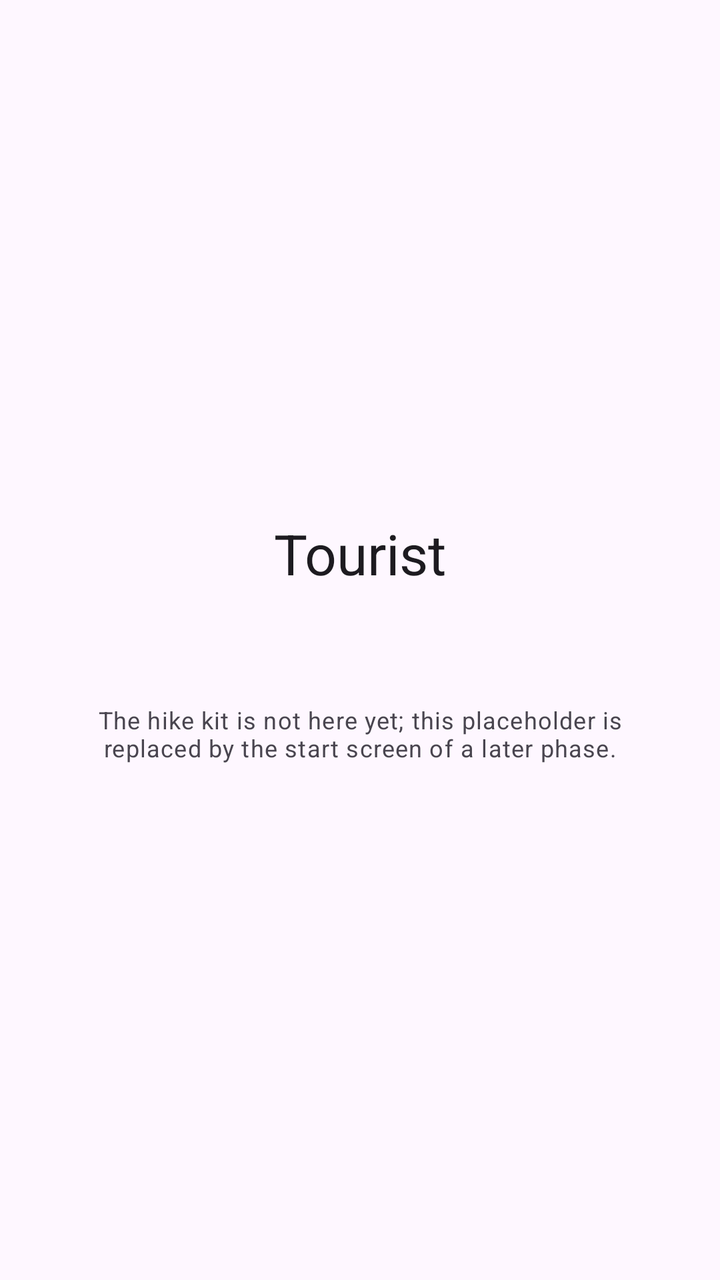
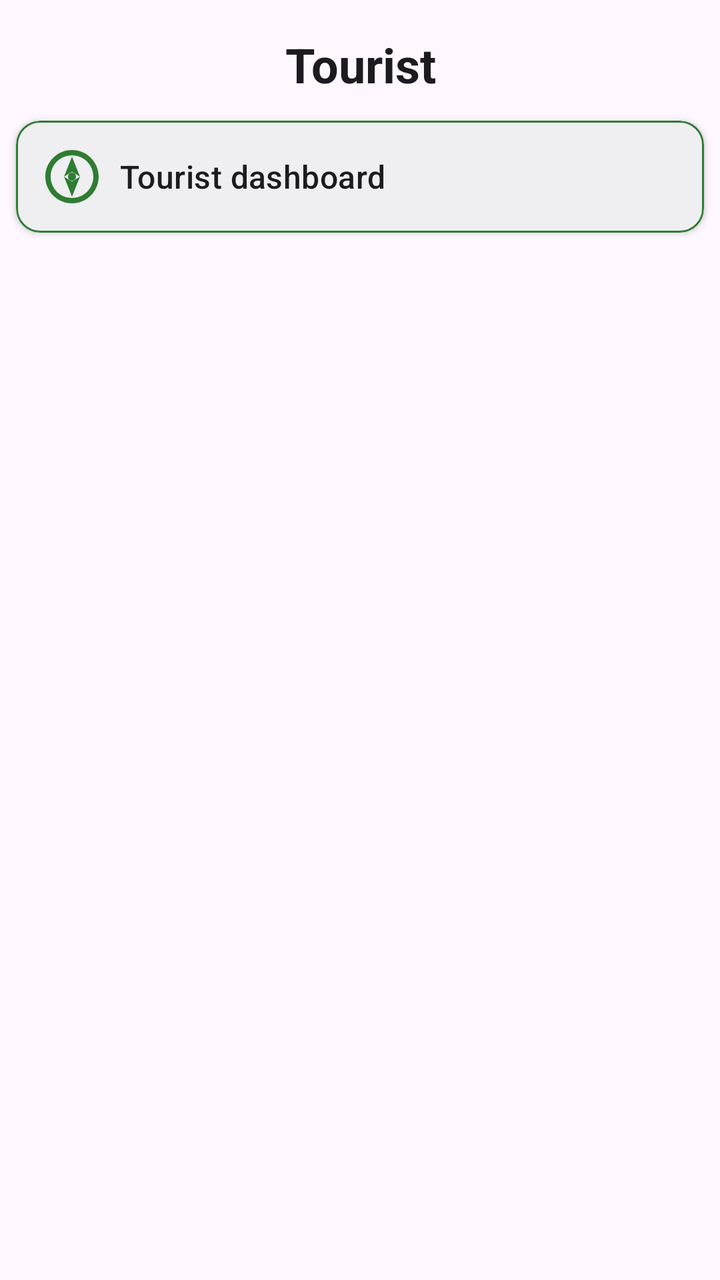

Before-and-after screenshots of an Android layout around one commit, followed by the original layout XML and the change that was made.
<!-- AndroidManifest.xml: application theme Theme.Tourist -->
<!-- res/layout/activity_main.xml -->
<?xml version="1.0" encoding="utf-8"?>
<LinearLayout xmlns:android="http://schemas.android.com/apk/res/android"
    android:layout_width="match_parent"
    android:layout_height="match_parent"
    android:gravity="center"
    android:orientation="vertical"
    android:padding="24dp">

    <TextView
        android:id="@+id/app_title"
        android:layout_width="wrap_content"
        android:layout_height="wrap_content"
        android:text="@string/app_name"
        android:textAppearance="?attr/textAppearanceHeadlineMedium" />

    <TextView
        android:id="@+id/distribution"
        android:layout_width="wrap_content"
        android:layout_height="wrap_content"
        android:layout_marginTop="8dp"
        android:textAppearance="?attr/textAppearanceLabelMedium" />

    <TextView
        android:layout_width="wrap_content"
        android:layout_height="wrap_content"
        android:layout_marginTop="32dp"
        android:gravity="center"
        android:text="@string/skeleton_placeholder"
        android:textAppearance="?attr/textAppearanceBodySmall" />

</LinearLayout>
<!-- resources referenced by this layout -->
<resources>
  <string name="app_name">Tourist</string>
  <string name="skeleton_placeholder">The hike kit is not here yet; this placeholder is replaced by the start screen of a later phase.</string>
  <style name="Theme.Tourist" parent="Theme.Material3.DayNight.NoActionBar">
          <item name="colorPrimary">@color/tourist_green</item>
          <item name="android:statusBarColor">@color/tourist_night</item>
      </style>
  <color name="tourist_green">#FF2E7D32</color>
  <color name="tourist_night">#FF0B1210</color>
</resources>

<!-- the commit's change to res/layout/activity_main.xml (unified diff, before → after) -->
@@ -1,31 +1,61 @@
 <?xml version="1.0" encoding="utf-8"?>
 <LinearLayout xmlns:android="http://schemas.android.com/apk/res/android"
+    xmlns:app="http://schemas.android.com/apk/res-auto"
+    android:id="@+id/homeRoot"
     android:layout_width="match_parent"
     android:layout_height="match_parent"
-    android:gravity="center"
-    android:orientation="vertical"
-    android:padding="24dp">
+    android:orientation="vertical">
 
     <TextView
-        android:id="@+id/app_title"
-        android:layout_width="wrap_content"
+        android:id="@+id/home_title"
+        android:layout_width="match_parent"
         android:layout_height="wrap_content"
+        android:gravity="center"
+        android:paddingTop="@dimen/margin_large"
+        android:paddingBottom="@dimen/margin_normal"
         android:text="@string/app_name"
-        android:textAppearance="?attr/textAppearanceHeadlineMedium" />
+        android:textAppearance="?attr/textAppearanceHeadlineSmall"
+        android:textStyle="bold" />
 
-    <TextView
-        android:id="@+id/distribution"
-        android:layout_width="wrap_content"
+    
+    <com.google.android.material.card.MaterialCardView
+        android:id="@+id/row_dashboard"
+        android:layout_width="match_parent"
         android:layout_height="wrap_content"
-        android:layout_marginTop="8dp"
-        android:textAppearance="?attr/textAppearanceLabelMedium" />
+        android:layout_marginStart="@dimen/margin_normal"
+        android:layout_marginEnd="@dimen/margin_normal"
+        android:layout_marginTop="@dimen/margin_small"
+        android:clickable="true"
+        android:focusable="true"
+        app:cardCornerRadius="@dimen/tourist_secondary_card_corner_radius"
+        app:cardElevation="@dimen/tourist_secondary_card_elevation"
+        app:strokeWidth="@dimen/tourist_secondary_card_stroke_width"
+        app:strokeColor="?attr/colorPrimary">
 
-    <TextView
-        android:layout_width="wrap_content"
-        android:layout_height="wrap_content"
-        android:layout_marginTop="32dp"
-        android:gravity="center"
-        android:text="@string/skeleton_placeholder"
-        android:textAppearance="?attr/textAppearanceBodySmall" />
+        <LinearLayout
+            android:layout_width="match_parent"
+            android:layout_height="wrap_content"
+            android:gravity="center_vertical"
+            android:orientation="horizontal"
+            android:padding="@dimen/padding_normal">
+
+            <ImageView
+                android:id="@+id/row_dashboard_icon"
+                android:layout_width="@dimen/icon_tier_32"
+                android:layout_height="@dimen/icon_tier_32"
+                android:contentDescription="@null"
+                android:src="@drawable/ic_compass"
+                app:tint="?attr/colorPrimary" />
+
+            <TextView
+                android:id="@+id/row_dashboard_label"
+                android:layout_width="0dp"
+                android:layout_height="wrap_content"
+                android:layout_marginStart="@dimen/margin_normal"
+                android:layout_weight="1"
+                android:text="@string/program_dashboard"
+                android:textAppearance="?attr/textAppearanceTitleMedium" />
+        </LinearLayout>
+    </com.google.android.material.card.MaterialCardView>
 
 </LinearLayout>
<!-- resource entries referenced after the edit -->
@@ -1,7 +1,38 @@
 <!-- resources referenced by this layout -->
 <resources>
+  <dimen name="icon_tier_32">32dp</dimen>
+  <dimen name="margin_large">16dp</dimen>
+  <dimen name="margin_normal">8dp</dimen>
+  <dimen name="margin_small">4dp</dimen>
+  <dimen name="padding_normal">12dp</dimen>
+  <dimen name="tourist_secondary_card_corner_radius">12dp</dimen>
+  <dimen name="tourist_secondary_card_elevation">2dp</dimen>
+  <dimen name="tourist_secondary_card_stroke_width">1dp</dimen>
+  <!-- drawable ic_compass (drawable) -->
+  <vector xmlns:android="http://schemas.android.com/apk/res/android"
+      android:width="24dp"
+      android:height="24dp"
+      android:viewportWidth="24"
+      android:viewportHeight="24">
+      
+      <path
+          android:fillColor="#9E9E9E"
+          android:pathData="M12,2C6.48,2 2,6.48 2,12s4.48,10 10,10 10,-4.48 10,-10S17.52,2 12,2zM12,20c-4.42,0 -8,-3.58 -8,-8s3.58,-8 8,-8 8,3.58 8,8 -3.58,8 -8,8z"/>
+      
+      <path
+          android:fillColor="#E53935"
+          android:pathData="M12,4.5L15,12L12,10.2L9,12Z"/>
+      
+      <path
+          android:fillColor="#1E88E5"
+          android:pathData="M12,19.5L9,12L12,13.8L15,12Z"/>
+      
+      <path
+          android:fillColor="#FFFFFF"
+          android:pathData="M12,10.5c0.83,0 1.5,0.67 1.5,1.5s-0.67,1.5 -1.5,1.5 -1.5,-0.67 -1.5,-1.5 0.67,-1.5 1.5,-1.5z"/>
+  </vector>
   <string name="app_name">Tourist</string>
-  <string name="skeleton_placeholder">The hike kit is not here yet; this placeholder is replaced by the start screen of a later phase.</string>
+  <string name="program_dashboard">Tourist dashboard</string>
   <style name="Theme.Tourist" parent="Theme.Material3.DayNight.NoActionBar">
           <item name="colorPrimary">@color/tourist_green</item>
           <item name="android:statusBarColor">@color/tourist_night</item>
